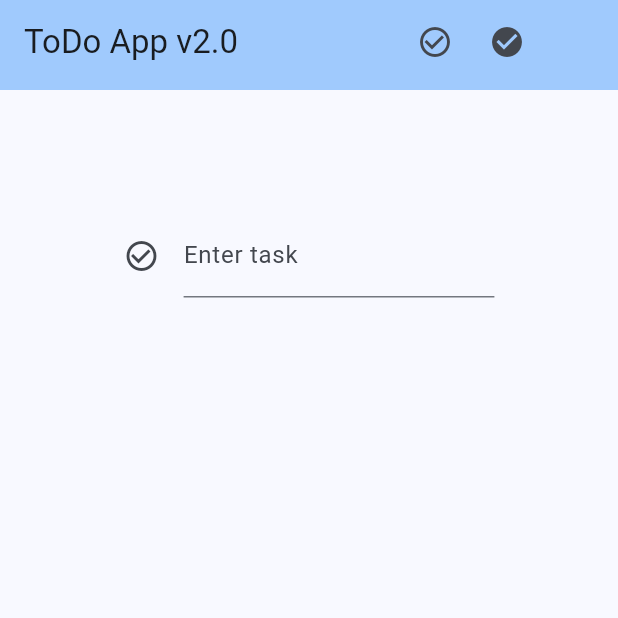
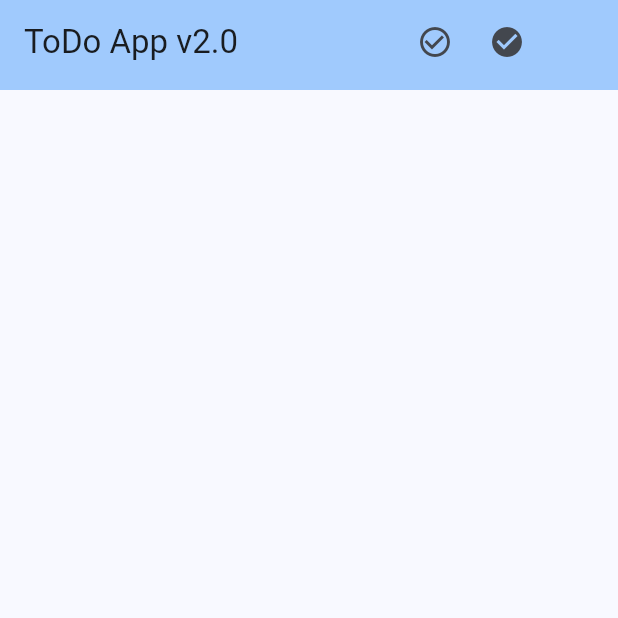
Before and after one commit to aadityan/flutter_todo, a Flutter app: the screen it shows after launch, after a tap on the "check circle" icon, on a phone screen of 412 x 824 dp, the top half of it. Run offline on Flutter 3.47's test engine with Material 3 defaults, Android fonts, the phone set to English and light mode, and no system bars.

Commit message:
Added navigation to AppBar and new CompletedTasks view

```diff
--- a/lib/main.dart
+++ b/lib/main.dart
@@ -38,7 +38,11 @@ class MyAppState extends ChangeNotifier {
   }
 
   void completeTask(var task) {
-    task[1] = true;
+    if (task[1]) {
+      task[1] = false;
+    } else {
+      task[1] = true;
+    }
     notifyListeners();
   }
 }
--- /dev/null
+++ b/lib/views/completedTasks.dart
@@ -0,0 +1,37 @@
+import 'package:flutter/material.dart';
+import 'package:provider/provider.dart';
+import 'package:todo/widgets/TaskDisplay.dart';
+import 'package:todo/widgets/appBar.dart';
+import 'package:todo/main.dart';
+
+class CompletedTasks extends StatelessWidget {
+  final submitController = TextEditingController();
+  void clearText() {
+    submitController.clear();
+  }
+
+  @override
+  Widget build(BuildContext context) {
+    var appState = context.watch<MyAppState>();
+    var tasks = appState.tasks;
+    var theme = Theme.of(context);
+
+    return Scaffold(
+      appBar: MyAppBar(),
+      body: Center(
+        child: Padding(
+          padding: EdgeInsets.all(MediaQuery.of(context).size.height / 10),
+          child: Align(
+            alignment: Alignment.topCenter,
+            child: ListView(
+              children: <Widget>[
+                for (var task in tasks)
+                  if (task[1]) TaskDisplay(theme: theme, task: task),
+              ],
+            ),
+          ),
+        ),
+      ), // This trailing comma makes auto-formatting nicer for build methods.
+    );
+  }
+}
--- a/lib/widgets/appBar.dart
+++ b/lib/widgets/appBar.dart
@@ -1,4 +1,6 @@
 import 'package:flutter/material.dart';
+import 'package:todo/views/homepage.dart';
+import 'package:todo/views/completedTasks.dart';
 
 class MyAppBar extends StatelessWidget implements PreferredSizeWidget {
   const MyAppBar({
@@ -11,18 +13,25 @@ class MyAppBar extends StatelessWidget implements PreferredSizeWidget {
   @override
   Widget build(BuildContext context) {
     return AppBar(
+      automaticallyImplyLeading: false,
       backgroundColor: Theme.of(context).colorScheme.inversePrimary,
       title: Text('ToDo App v2.0'),
       actions: <Widget>[
         IconButton(
-          onPressed: () => (),
+          onPressed: () =>
+              Navigator.push(context, MaterialPageRoute(builder: (context) {
+            return HomePage();
+          })),
           icon: const Icon(
             Icons.check_circle_outline,
             semanticLabel: "Go to Tasks",
           ),
         ),
         IconButton(
-          onPressed: () => (),
+          onPressed: () =>
+              Navigator.push(context, MaterialPageRoute(builder: (context) {
+            return CompletedTasks();
+          })),
           icon: const Icon(
             Icons.check_circle,
             semanticLabel: "Go to Completed Tasks",
```
